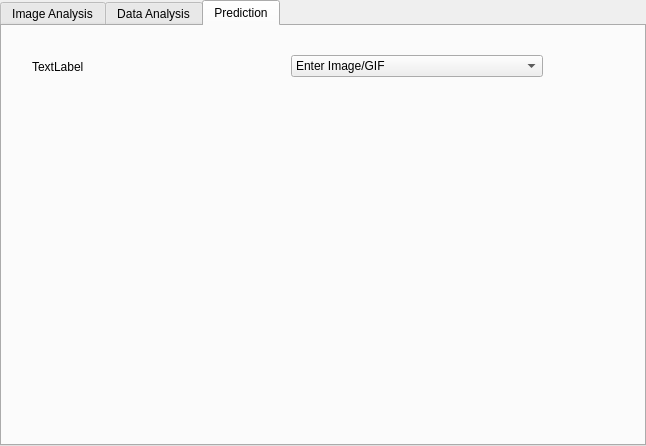
Above: main/ml_gui_pyqt5.ui from Shash976/ml_gui before the change. Below: the same form after it.
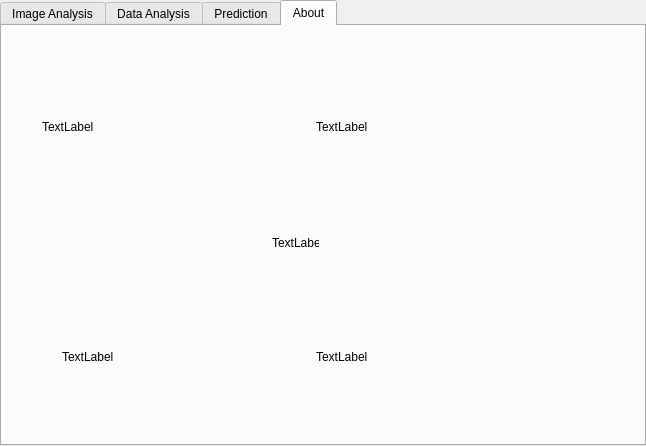
That is the form after the change. Icons and pictures are not drawn.

Commit message: Added About tab

The edit to the form file:
```diff
--- a/main/ml_gui_pyqt5.ui
+++ b/main/ml_gui_pyqt5.ui
@@ -14,7 +14,7 @@
    <string>ECL Intensity Interface</string>
   </property>
   <property name="currentIndex">
-   <number>2</number>
+   <number>3</number>
   </property>
   <widget class="QWidget" name="image_ana_tab">
    <attribute name="title">
@@ -163,6 +163,76 @@
     </layout>
    </widget>
   </widget>
+  <widget class="QWidget" name="about_tab">
+   <attribute name="title">
+    <string>About</string>
+   </attribute>
+   <widget class="QWidget" name="horizontalLayoutWidget_5">
+    <property name="geometry">
+     <rect>
+      <x>40</x>
+      <y>10</y>
+      <width>541</width>
+      <height>181</height>
+     </rect>
+    </property>
+    <layout class="QHBoxLayout" name="horizontalLayout_5">
+     <item>
+      <widget class="QLabel" name="label_6">
+       <property name="text">
+        <string>TextLabel</string>
+       </property>
+      </widget>
+     </item>
+     <item>
+      <widget class="QLabel" name="label_5">
+       <property name="text">
+        <string>TextLabel</string>
+       </property>
+      </widget>
+     </item>
+    </layout>
+   </widget>
+   <widget class="QLabel" name="label_7">
+    <property name="geometry">
+     <rect>
+      <x>270</x>
+      <y>210</y>
+      <width>47</width>
+      <height>13</height>
+     </rect>
+    </property>
+    <property name="text">
+     <string>TextLabel</string>
+    </property>
+   </widget>
+   <widget class="QWidget" name="horizontalLayoutWidget_6">
+    <property name="geometry">
+     <rect>
+      <x>60</x>
+      <y>260</y>
+      <width>501</width>
+      <height>141</height>
+     </rect>
+    </property>
+    <layout class="QHBoxLayout" name="horizontalLayout_6">
+     <item>
+      <widget class="QLabel" name="label_9">
+       <property name="text">
+        <string>TextLabel</string>
+       </property>
+      </widget>
+     </item>
+     <item>
+      <widget class="QLabel" name="label_8">
+       <property name="text">
+        <string>TextLabel</string>
+       </property>
+      </widget>
+     </item>
+    </layout>
+   </widget>
+  </widget>
  </widget>
  <resources/>
  <connections/>
```
The commit also changes 2 other files.
